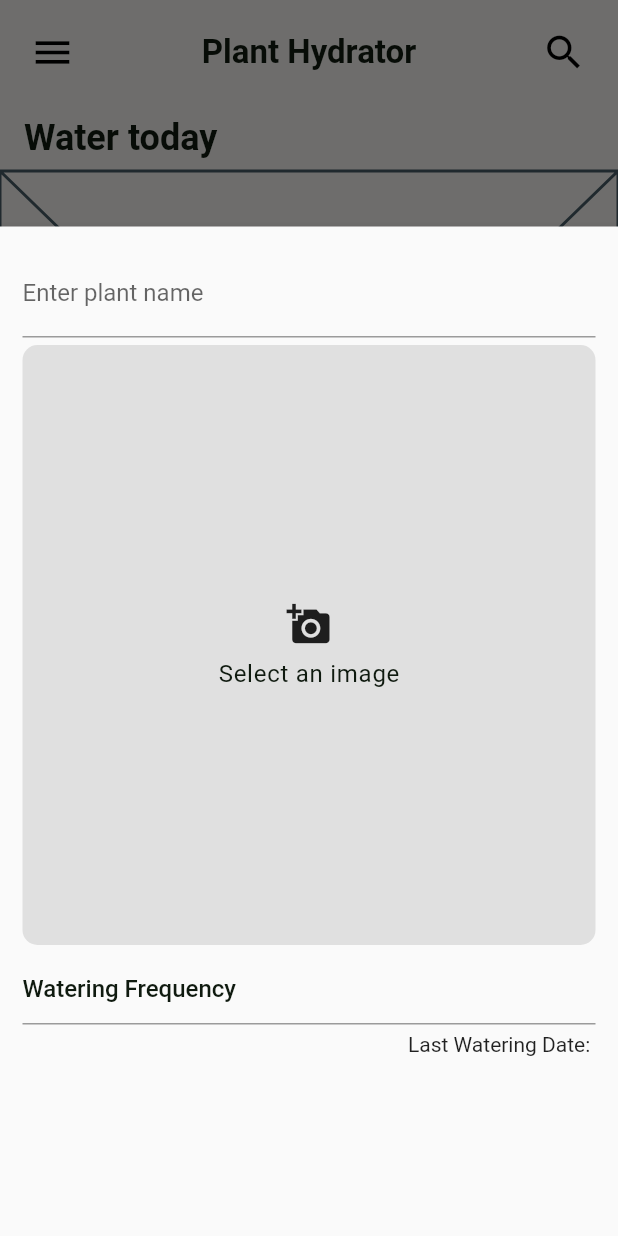
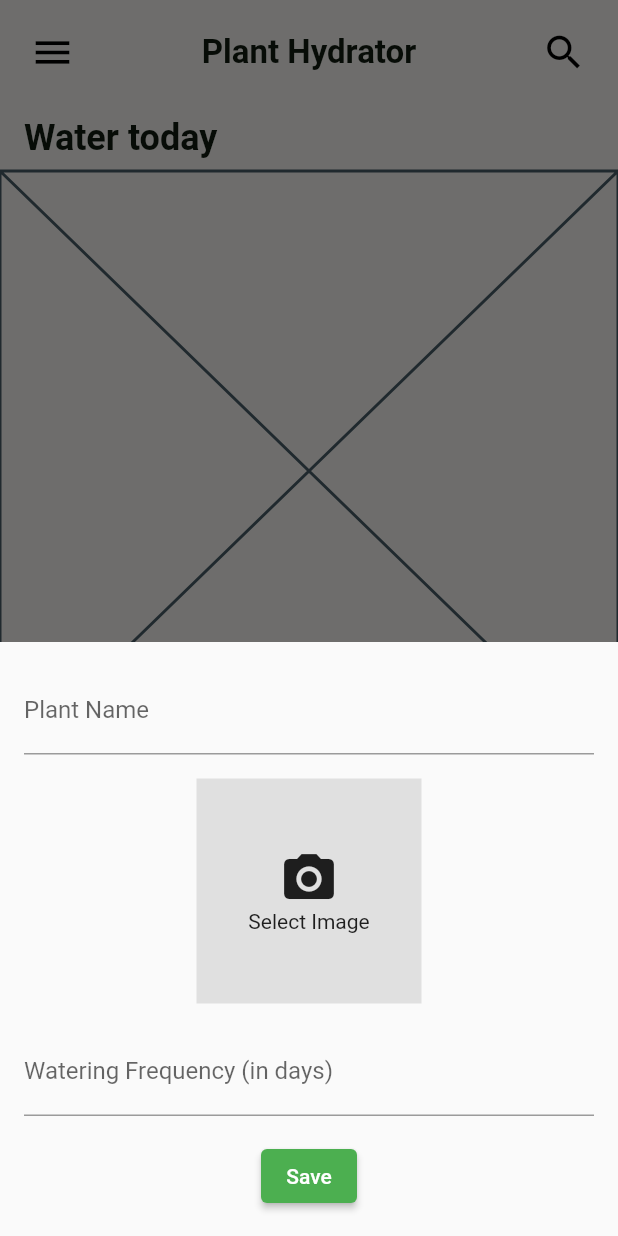
Before and after one commit to ReemanS/planthydrator, a Flutter app: the screen it shows after launch, after a tap on the "add" icon, on a phone screen of 412 x 824 dp. Run offline on Flutter 3.47's test engine with Material 2 defaults, Android fonts, the phone set to English and light mode, and no system bars; our stand-ins replace google_fonts, image_picker, sqflite; accounts and stored records are empty.

Commit message:
implement an add plant function

```diff
--- a/lib/home.dart
+++ b/lib/home.dart
@@ -1,6 +1,7 @@
 import 'dart:io';
 import 'package:flutter/material.dart';
 import 'package:image_picker/image_picker.dart';
+import 'package:planthydrator/screens/add_plant.dart';
 import 'package:planthydrator/screens/search.dart';
 import 'package:planthydrator/helpers/sql_helper.dart';
 // import 'package:flutter_svg/flutter_svg.dart';
@@ -97,7 +98,6 @@ class _BodySectionState extends State<BodySection> {
       TextEditingController();
 
   // TODO: implement separate add and edit forms
-  void _addPlantForm() async {}
 
   void _showForm(int? id) async {
     if (id != null) {
@@ -135,7 +135,7 @@ class _BodySectionState extends State<BodySection> {
                 const SizedBox(height: 5),
                 _imagePath == null
                     ? InkWell(
-                        onTap: () {_pickImage; setModalState(() {_imagePath = });},
+                        onTap: () => _pickImage,
                         child: Container(
                           width: 400,
                           height: 400,
@@ -209,7 +209,10 @@ class _BodySectionState extends State<BodySection> {
           borderRadius: BorderRadius.circular(10),
         ),
         child: const Icon(Icons.add),
-        onPressed: () => _showForm(null),
+        onPressed: () => showModalBottomSheet(
+          context: context,
+          builder: (context) => AddPlant(),
+        ),
       ),
       body: Column(
         crossAxisAlignment: CrossAxisAlignment.start,
--- /dev/null
+++ b/lib/screens/add_plant.dart
@@ -0,0 +1,155 @@
+import "dart:io";
+import "package:flutter/material.dart";
+import "package:image_picker/image_picker.dart";
+import "package:path/path.dart";
+import "package:planthydrator/helpers/sql_helper.dart";
+
+class AddPlant extends StatefulWidget {
+  const AddPlant({Key? key}) : super(key: key);
+
+  @override
+  State<AddPlant> createState() => _AddPlantState();
+}
+
+class _AddPlantState extends State<AddPlant> {
+  final _formKey = GlobalKey<FormState>();
+  String? _name;
+  String? _imagePath;
+  int? _wateringFrequency;
+
+  void _pickImageFromCamera() async {
+    final pickedFile =
+        await ImagePicker().pickImage(source: ImageSource.camera);
+
+    if (pickedFile != null) {
+      setState(() {
+        _imagePath = pickedFile.path;
+      });
+    }
+  }
+
+  void _pickImageFromGallery() async {
+    final pickedFile =
+        await ImagePicker().pickImage(source: ImageSource.gallery);
+
+    if (pickedFile != null) {
+      setState(() {
+        _imagePath = pickedFile.path;
+      });
+    }
+  }
+
+  void _showImageSourceDialog(BuildContext context) {
+    showDialog(
+      context: context,
+      builder: (context) => AlertDialog(
+        title: Text('Select Image Source'),
+        content: Column(
+          mainAxisSize: MainAxisSize.min,
+          children: [
+            ListTile(
+              leading: Icon(Icons.camera),
+              title: Text('Camera'),
+              onTap: () {
+                _pickImageFromCamera();
+                Navigator.pop(context); // Close the dialog after selection
+              },
+            ),
+            ListTile(
+              leading: Icon(Icons.image),
+              title: Text('Gallery'),
+              onTap: () {
+                _pickImageFromGallery();
+                Navigator.pop(context); // Close the dialog after selection
+              },
+            ),
+          ],
+        ),
+      ),
+    );
+  }
+
+  void _submitForm() async {
+    if (_formKey.currentState!.validate()) {
+      _formKey.currentState!.save();
+
+      final Map<String, Object?> plantData = {
+        "name": _name,
+        "image": _imagePath,
+        "wateringFrequency": _wateringFrequency,
+      };
+
+      await SQLHelper.insert(plantData);
+      print("success");
+    } else {
+      print("error in _submitForm");
+    }
+  }
+
+  @override
+  Widget build(BuildContext context) {
+    return Container(
+      padding: EdgeInsets.all(16.0),
+      child: Form(
+        key: _formKey,
+        child: Column(
+          mainAxisSize: MainAxisSize.min,
+          children: [
+            TextFormField(
+              decoration: InputDecoration(labelText: 'Plant Name'),
+              validator: (value) {
+                if (value == null || value.isEmpty) {
+                  return 'Please enter a plant name';
+                }
+                return null;
+              },
+              onSaved: (value) => _name = value,
+            ),
+            SizedBox(height: 16),
+            GestureDetector(
+              onTap: () {
+                _showImageSourceDialog(context);
+              },
+              child: Container(
+                width: 150,
+                height: 150,
+                color: Colors.grey[300],
+                child: _imagePath == null
+                    ? Column(
+                        mainAxisAlignment: MainAxisAlignment.center,
+                        children: [
+                          Icon(Icons.camera_alt, size: 40),
+                          Text('Select Image', textAlign: TextAlign.center),
+                        ],
+                      )
+                    : Image.file(File(_imagePath!)),
+              ),
+            ),
+            SizedBox(height: 16),
+            TextFormField(
+              keyboardType: TextInputType.number,
+              decoration:
+                  InputDecoration(labelText: 'Watering Frequency (in days)'),
+              validator: (value) {
+                if (value == null || value.isEmpty) {
+                  return 'Please enter a watering frequency';
+                }
+                final intValue = int.tryParse(value);
+                if (intValue == null || intValue <= 0) {
+                  return 'Please enter a valid number greater than 0';
+                }
+                return null;
+              },
+              onSaved: (value) => _wateringFrequency = int.parse(value!),
+            ),
+            SizedBox(height: 16),
+            ElevatedButton(
+              onPressed: _submitForm,
+              child: Text('Save'),
+            ),
+          ],
+        ),
+      ),
+    );
+  }
+}
--- a/pubspec.yaml
+++ b/pubspec.yaml
@@ -13,6 +13,7 @@ dependencies:
   google_fonts: ^5.1.0
   sqflite: ^2.2.8+4
   image_picker: ^1.0.1
+  path: ^1.8.3
 
 dev_dependencies:
   flutter_test:
```
Also changed, not shown: pubspec.lock.
